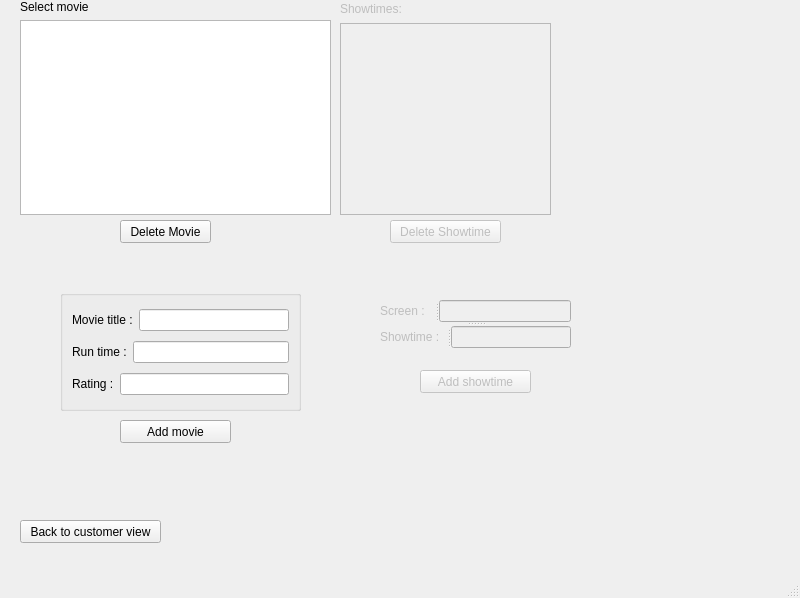
Qt form staffwindow.ui (Aurux/movieReservation) before a commit.
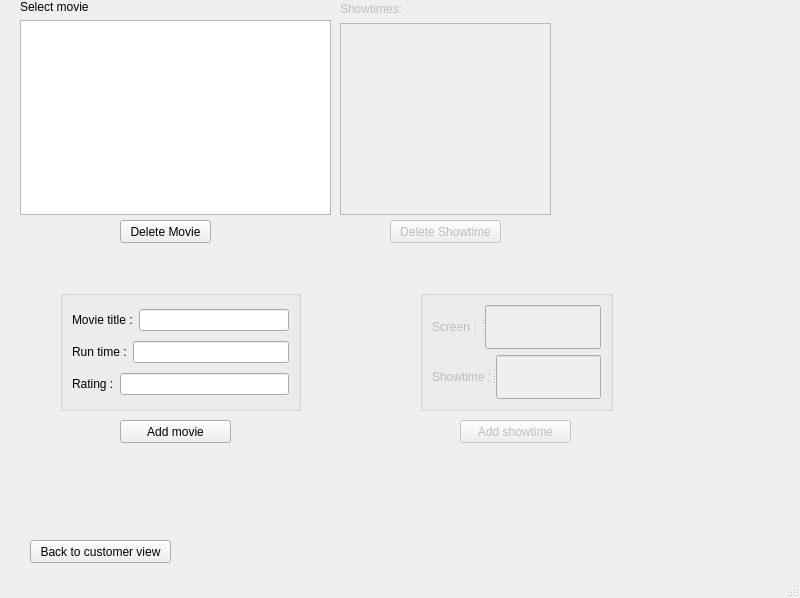
The same form after that commit. Icons and pictures are not drawn.

```diff
--- a/staffwindow.ui
+++ b/staffwindow.ui
@@ -24,6 +24,12 @@
    <iconset resource="icon.qrc">
     <normaloff>:/new/icon/images/film-reel.png</normaloff>:/new/icon/images/film-reel.png</iconset>
   </property>
+  <property name="autoFillBackground">
+   <bool>false</bool>
+  </property>
+  <property name="styleSheet">
+   <string notr="true"/>
+  </property>
   <widget class="QWidget" name="centralwidget">
    <widget class="QWidget" name="layoutWidget">
     <property name="geometry">
@@ -106,8 +112,8 @@
    <widget class="QPushButton" name="backBtn">
     <property name="geometry">
      <rect>
-      <x>20</x>
-      <y>520</y>
+      <x>30</x>
+      <y>540</y>
       <width>141</width>
       <height>23</height>
      </rect>
@@ -238,8 +244,8 @@
     </property>
     <property name="geometry">
      <rect>
-      <x>420</x>
-      <y>370</y>
+      <x>460</x>
+      <y>420</y>
       <width>111</width>
       <height>23</height>
      </rect>
@@ -311,19 +317,18 @@
      </item>
     </layout>
    </widget>
-   <widget class="QSplitter" name="splitter_3">
+   <widget class="QGroupBox" name="">
     <property name="geometry">
      <rect>
-      <x>380</x>
-      <y>300</y>
-      <width>191</width>
-      <height>48</height>
+      <x>420</x>
+      <y>290</y>
+      <width>193</width>
+      <height>121</height>
      </rect>
     </property>
-    <property name="orientation">
-     <enum>Qt::Vertical</enum>
-    </property>
-    <widget class="QSplitter" name="splitter_2">
+    <layout class="QVBoxLayout" name="verticalLayout_3">
+     <item>
+      <widget class="QSplitter" name="splitter">
      <property name="orientation">
       <enum>Qt::Horizontal</enum>
      </property>
@@ -341,7 +346,9 @@
       </property>
      </widget>
     </widget>
-    <widget class="QSplitter" name="splitter">
+     </item>
+     <item>
+      <widget class="QSplitter" name="splitter_2">
      <property name="orientation">
       <enum>Qt::Horizontal</enum>
      </property>
@@ -359,6 +366,8 @@
       </property>
      </widget>
     </widget>
+     </item>
+    </layout>
    </widget>
   </widget>
   <widget class="QMenuBar" name="menubar">
```
Lines whose indentation alone changed are shown as unchanged.
